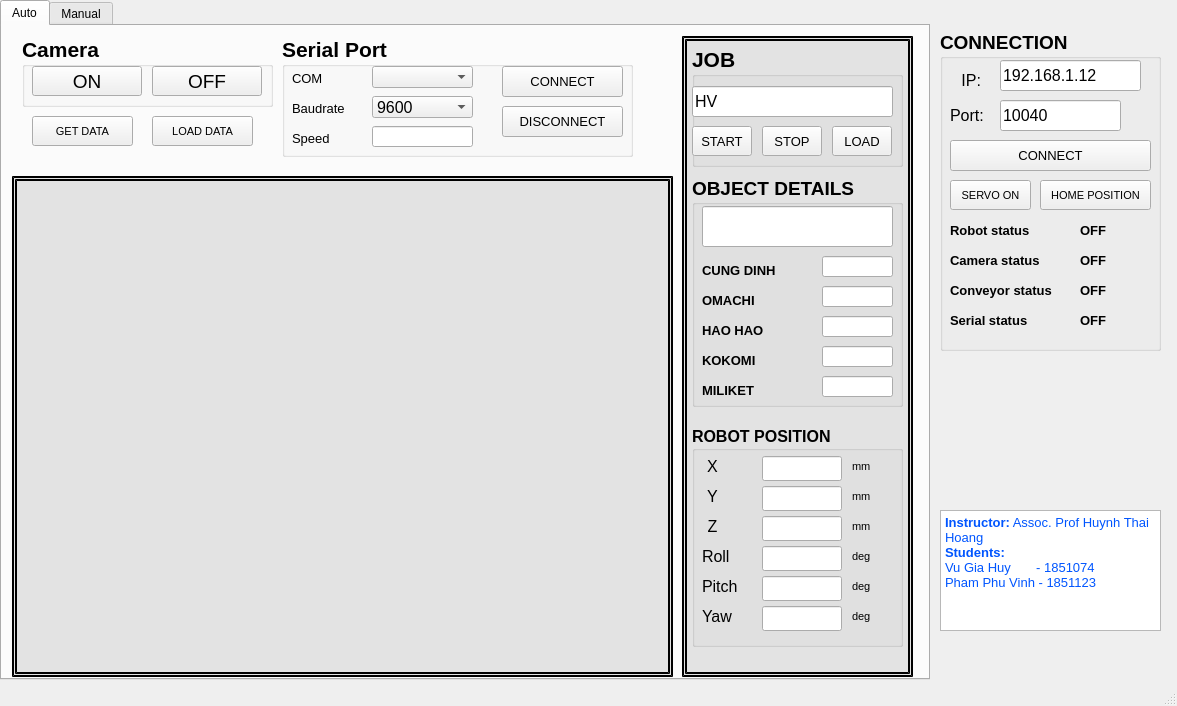
This is mainwindow.ui in HuyAK2108/CodeThesis as Qt 5 draws it before an edit. The edited form follows.
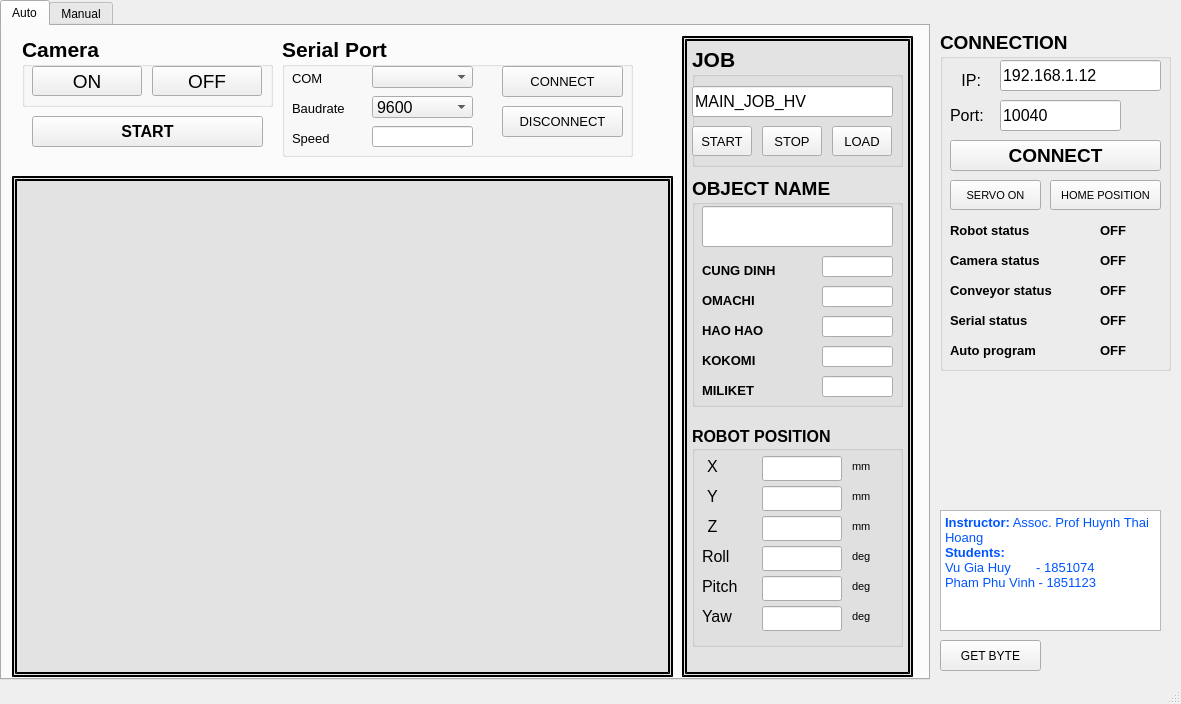
This is the edited form. The open tabs and pages were chosen to show the change. Icons and pictures are not drawn.

The edit to the form file:
```diff
--- a/mainwindow.ui
+++ b/mainwindow.ui
@@ -6,8 +6,8 @@
    <rect>
     <x>0</x>
     <y>0</y>
-    <width>1177</width>
-    <height>706</height>
+    <width>1181</width>
+    <height>704</height>
    </rect>
   </property>
   <property name="windowTitle">
@@ -690,7 +690,7 @@
        </font>
       </property>
       <property name="title">
-       <string>OBJECT DETAILS</string>
+       <string>OBJECT NAME</string>
       </property>
       <widget class="QLineEdit" name="text_name">
        <property name="geometry">
@@ -1008,7 +1008,7 @@
         </font>
        </property>
        <property name="text">
-        <string>HV</string>
+        <string>MAIN_JOB_HV</string>
        </property>
       </widget>
      </widget>
@@ -1055,45 +1055,22 @@
        <rect>
         <x>30</x>
         <y>90</y>
-        <width>101</width>
-        <height>30</height>
+        <width>231</width>
+        <height>31</height>
        </rect>
       </property>
       <property name="font">
        <font>
-        <pointsize>8</pointsize>
-        <weight>50</weight>
-        <bold>false</bold>
+        <pointsize>12</pointsize>
+        <weight>75</weight>
+        <bold>true</bold>
        </font>
       </property>
       <property name="autoFillBackground">
        <bool>false</bool>
       </property>
       <property name="text">
-       <string>GET DATA</string>
-      </property>
-     </widget>
-     <widget class="QPushButton" name="btn_reload_data">
-      <property name="geometry">
-       <rect>
-        <x>150</x>
-        <y>90</y>
-        <width>101</width>
-        <height>30</height>
-       </rect>
-      </property>
-      <property name="font">
-       <font>
-        <pointsize>8</pointsize>
-        <weight>50</weight>
-        <bold>false</bold>
-       </font>
-      </property>
-      <property name="autoFillBackground">
-       <bool>false</bool>
-      </property>
-      <property name="text">
-       <string>LOAD DATA</string>
+       <string>START</string>
       </property>
      </widget>
      <zorder>Khung_frame</zorder>
@@ -2713,6 +2690,29 @@
        </property>
       </widget>
      </widget>
+     <widget class="QPushButton" name="btn_reload_data">
+      <property name="geometry">
+       <rect>
+        <x>410</x>
+        <y>270</y>
+        <width>131</width>
+        <height>30</height>
+       </rect>
+      </property>
+      <property name="font">
+       <font>
+        <pointsize>10</pointsize>
+        <weight>50</weight>
+        <bold>false</bold>
+       </font>
+      </property>
+      <property name="autoFillBackground">
+       <bool>false</bool>
+      </property>
+      <property name="text">
+       <string>LOAD DATA</string>
+      </property>
+     </widget>
     </widget>
    </widget>
    <widget class="QGroupBox" name="groupBox">
@@ -2720,8 +2720,8 @@
      <rect>
       <x>940</x>
       <y>30</y>
-      <width>221</width>
-      <height>321</height>
+      <width>231</width>
+      <height>341</height>
      </rect>
     </property>
     <property name="font">
@@ -2785,15 +2785,15 @@
       <rect>
        <x>10</x>
        <y>110</y>
-       <width>201</width>
+       <width>211</width>
        <height>31</height>
       </rect>
      </property>
      <property name="font">
       <font>
-       <pointsize>10</pointsize>
-       <weight>50</weight>
-       <bold>false</bold>
+       <pointsize>14</pointsize>
+       <weight>75</weight>
+       <bold>true</bold>
       </font>
      </property>
      <property name="autoFillBackground">
@@ -2828,7 +2828,7 @@
       <rect>
        <x>60</x>
        <y>30</y>
-       <width>141</width>
+       <width>161</width>
        <height>31</height>
       </rect>
      </property>
@@ -2848,7 +2848,7 @@
       <rect>
        <x>10</x>
        <y>150</y>
-       <width>81</width>
+       <width>91</width>
        <height>30</height>
       </rect>
      </property>
@@ -2869,7 +2869,7 @@
     <widget class="QLabel" name="lb_run_status">
      <property name="geometry">
       <rect>
-       <x>140</x>
+       <x>160</x>
        <y>190</y>
        <width>40</width>
        <height>20</height>
@@ -2889,7 +2889,7 @@
     <widget class="QPushButton" name="btn_home_pos">
      <property name="geometry">
       <rect>
-       <x>100</x>
+       <x>110</x>
        <y>150</y>
        <width>111</width>
        <height>30</height>
@@ -2912,7 +2912,7 @@
     <widget class="QLabel" name="lb_on_robot">
      <property name="geometry">
       <rect>
-       <x>185</x>
+       <x>200</x>
        <y>190</y>
        <width>20</width>
        <height>20</height>
@@ -2931,7 +2931,7 @@
     <widget class="QLabel" name="lb_off_robot">
      <property name="geometry">
       <rect>
-       <x>185</x>
+       <x>200</x>
        <y>190</y>
        <width>20</width>
        <height>20</height>
@@ -2950,7 +2950,7 @@
     <widget class="QLabel" name="lb_on_cam">
      <property name="geometry">
       <rect>
-       <x>185</x>
+       <x>200</x>
        <y>220</y>
        <width>20</width>
        <height>20</height>
@@ -2969,7 +2969,7 @@
     <widget class="QLabel" name="lb_off_cam">
      <property name="geometry">
       <rect>
-       <x>185</x>
+       <x>200</x>
        <y>220</y>
        <width>20</width>
        <height>20</height>
@@ -2988,7 +2988,7 @@
     <widget class="QLabel" name="lb_wait_robot">
      <property name="geometry">
       <rect>
-       <x>185</x>
+       <x>200</x>
        <y>190</y>
        <width>20</width>
        <height>20</height>
@@ -3007,7 +3007,7 @@
     <widget class="QLabel" name="lb_camera_status">
      <property name="geometry">
       <rect>
-       <x>140</x>
+       <x>160</x>
        <y>220</y>
        <width>40</width>
        <height>20</height>
@@ -3067,7 +3067,7 @@
       <rect>
        <x>10</x>
        <y>250</y>
-       <width>121</width>
+       <width>141</width>
        <height>21</height>
       </rect>
      </property>
@@ -3084,7 +3084,7 @@
     <widget class="QLabel" name="lb_conveyor_status">
      <property name="geometry">
       <rect>
-       <x>140</x>
+       <x>160</x>
        <y>250</y>
        <width>40</width>
        <height>20</height>
@@ -3123,7 +3123,7 @@
     <widget class="QLabel" name="lb_off_conveyor">
      <property name="geometry">
       <rect>
-       <x>185</x>
+       <x>200</x>
        <y>250</y>
        <width>20</width>
        <height>20</height>
@@ -3142,7 +3142,7 @@
     <widget class="QLabel" name="lb_serial_status">
      <property name="geometry">
       <rect>
-       <x>140</x>
+       <x>160</x>
        <y>280</y>
        <width>40</width>
        <height>20</height>
@@ -3162,7 +3162,7 @@
     <widget class="QLabel" name="lb_off_serial">
      <property name="geometry">
       <rect>
-       <x>185</x>
+       <x>200</x>
        <y>280</y>
        <width>20</width>
        <height>20</height>
@@ -3181,7 +3181,7 @@
     <widget class="QLabel" name="lb_on_conveyor">
      <property name="geometry">
       <rect>
-       <x>185</x>
+       <x>200</x>
        <y>250</y>
        <width>20</width>
        <height>20</height>
@@ -3200,7 +3200,7 @@
     <widget class="QLabel" name="lb_on_serial">
      <property name="geometry">
       <rect>
-       <x>185</x>
+       <x>200</x>
        <y>280</y>
        <width>20</width>
        <height>20</height>
@@ -3216,12 +3216,89 @@
       <bool>true</bool>
      </property>
     </widget>
+    <widget class="QLabel" name="label_10">
+     <property name="geometry">
+      <rect>
+       <x>10</x>
+       <y>310</y>
+       <width>121</width>
+       <height>21</height>
+      </rect>
+     </property>
+     <property name="font">
+      <font>
+       <family>MS Shell Dlg 2</family>
+       <pointsize>10</pointsize>
+      </font>
+     </property>
+     <property name="text">
+      <string>Auto program</string>
+     </property>
+    </widget>
+    <widget class="QLabel" name="lb_auto_status">
+     <property name="geometry">
+      <rect>
+       <x>160</x>
+       <y>310</y>
+       <width>41</width>
+       <height>20</height>
+      </rect>
+     </property>
+     <property name="font">
+      <font>
+       <pointsize>10</pointsize>
+       <weight>75</weight>
+       <bold>true</bold>
+      </font>
+     </property>
+     <property name="text">
+      <string>OFF</string>
+     </property>
+    </widget>
+    <widget class="QLabel" name="lb_on_auto">
+     <property name="geometry">
+      <rect>
+       <x>200</x>
+       <y>310</y>
+       <width>20</width>
+       <height>20</height>
+      </rect>
+     </property>
+     <property name="text">
+      <string/>
+     </property>
+     <property name="pixmap">
+      <pixmap>pictures/on.png</pixmap>
+     </property>
+     <property name="scaledContents">
+      <bool>true</bool>
+     </property>
+    </widget>
+    <widget class="QLabel" name="lb_off_auto">
+     <property name="geometry">
+      <rect>
+       <x>200</x>
+       <y>310</y>
+       <width>20</width>
+       <height>20</height>
+      </rect>
+     </property>
+     <property name="text">
+      <string/>
+     </property>
+     <property name="pixmap">
+      <pixmap>pictures/off.png</pixmap>
+     </property>
+     <property name="scaledContents">
+      <bool>true</bool>
+     </property>
+    </widget>
    </widget>
    <widget class="QLabel" name="LOGO">
     <property name="geometry">
      <rect>
       <x>940</x>
-      <y>370</y>
+      <y>380</y>
       <width>221</width>
       <height>121</height>
      </rect>
@@ -3256,6 +3333,32 @@
 &lt;p style=&quot; margin-top:0px; margin-bottom:0px; margin-left:0px; margin-right:0px; -qt-block-indent:0; text-indent:0px;&quot;&gt;&lt;span style=&quot; font-size:10pt; color:#0055ff;&quot;&gt;Pham Phu Vinh - 1851123&lt;/span&gt;&lt;/p&gt;&lt;/body&gt;&lt;/html&gt;</string>
     </property>
    </widget>
+   <widget class="QPushButton" name="btn_getByte">
+    <property name="geometry">
+     <rect>
+      <x>940</x>
+      <y>640</y>
+      <width>101</width>
+      <height>31</height>
+     </rect>
+    </property>
+    <property name="text">
+     <string>GET BYTE</string>
+    </property>
+   </widget>
+   <widget class="QLabel" name="lb_count">
+    <property name="geometry">
+     <rect>
+      <x>1050</x>
+      <y>640</y>
+      <width>111</width>
+      <height>31</height>
+     </rect>
+    </property>
+    <property name="text">
+     <string/>
+    </property>
+   </widget>
   </widget>
   <widget class="QStatusBar" name="statusbar"/>
   <action name="actions">
```
Left out of the diff: 11 changed lines with no effect on the pictures.
